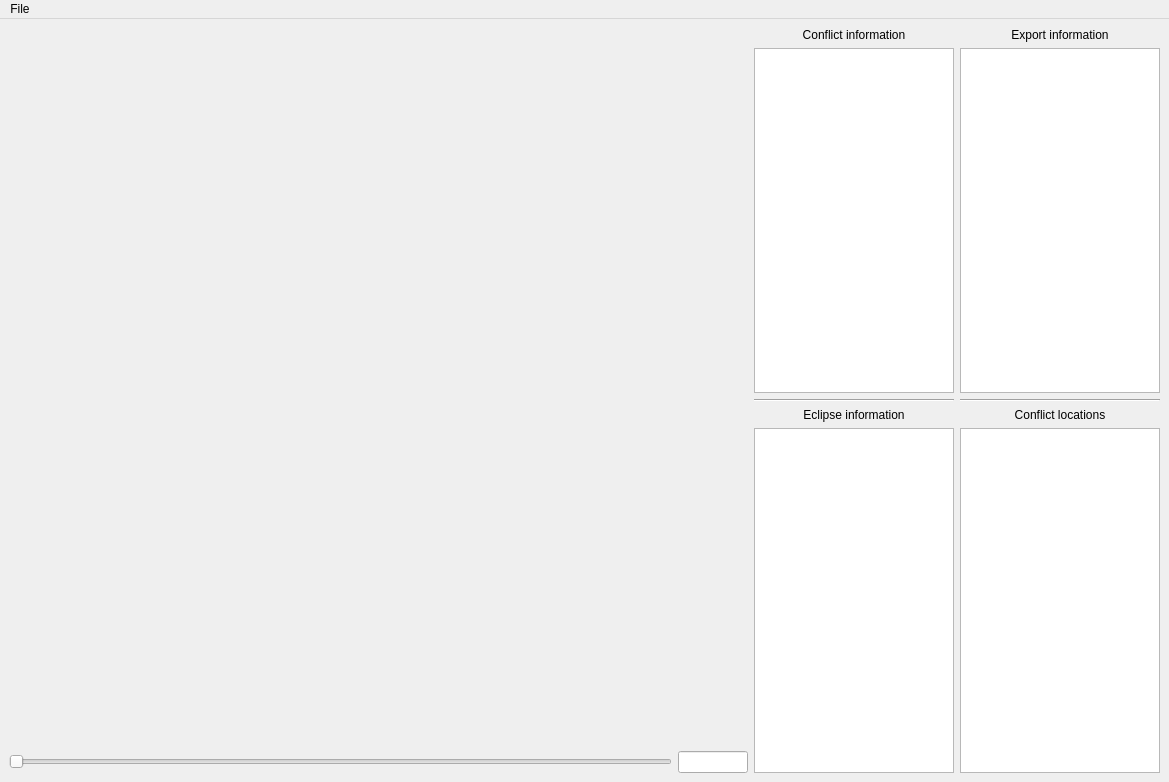
Qt form lokaverkefni/GUI/mainframe.ui (reykjalin/Gagnavinnsla) before a commit.
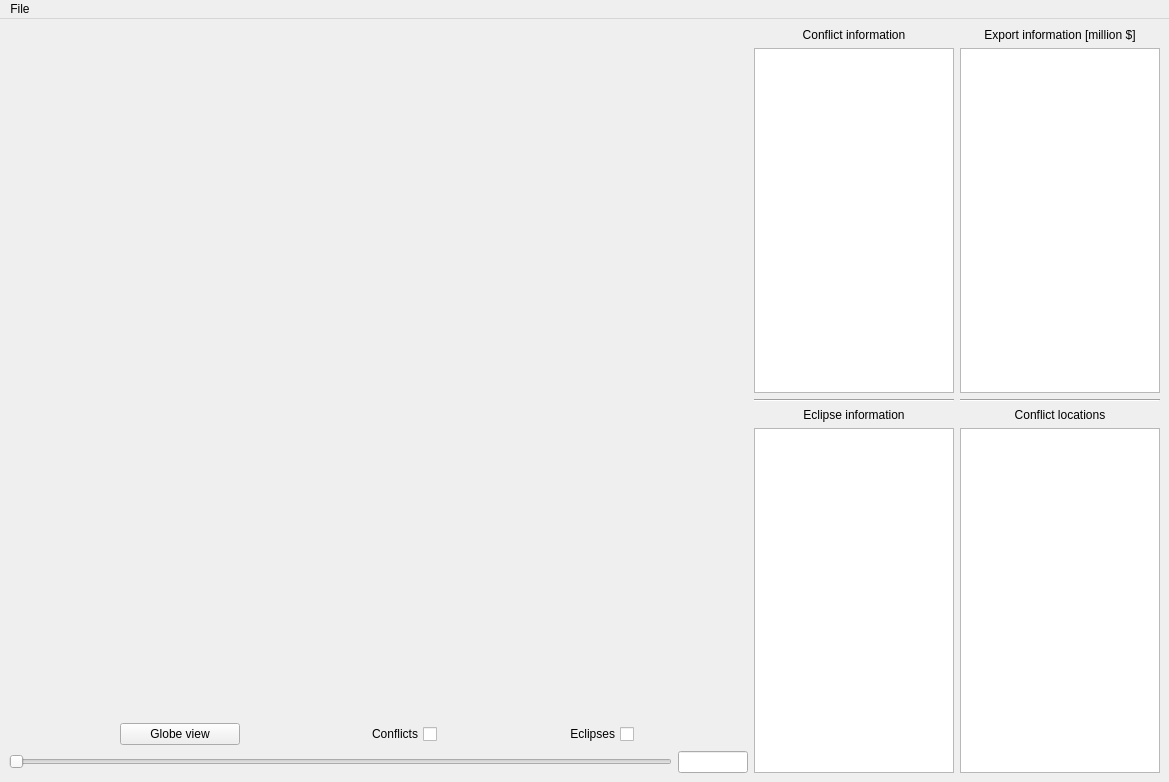
The same form after that commit.

Commit message: New gui with checkboxes and button

What changed in the file:
```diff
--- a/lokaverkefni/GUI/mainframe.ui
+++ b/lokaverkefni/GUI/mainframe.ui
@@ -14,12 +14,9 @@
    <string>Conflict map</string>
   </property>
   <widget class="QWidget" name="centralwidget">
-   <layout class="QHBoxLayout" name="horizontalLayout">
+   <layout class="QHBoxLayout" name="horizontalLayout_2">
     <item>
      <layout class="QVBoxLayout" name="verticalLayout">
-      <property name="sizeConstraint">
-       <enum>QLayout::SetMaximumSize</enum>
-      </property>
       <item>
        <widget class="QWidget" name="mplframe" native="true">
         <property name="sizePolicy">
@@ -37,6 +34,76 @@
         <layout class="QVBoxLayout" name="mplvlayout"/>
        </widget>
       </item>
+      <item>
+       <layout class="QHBoxLayout" name="horizontalLayout">
+        <item>
+         <widget class="QPushButton" name="btnglobe">
+          <property name="sizePolicy">
+           <sizepolicy hsizetype="Minimum" vsizetype="Fixed">
+            <horstretch>0</horstretch>
+            <verstretch>0</verstretch>
+           </sizepolicy>
+          </property>
+          <property name="maximumSize">
+           <size>
+            <width>120</width>
+            <height>16777215</height>
+           </size>
+          </property>
+          <property name="layoutDirection">
+           <enum>Qt::RightToLeft</enum>
+          </property>
+          <property name="text">
+           <string>Globe view</string>
+          </property>
+         </widget>
+        </item>
+        <item>
+         <widget class="QCheckBox" name="chkconflicts">
+          <property name="sizePolicy">
+           <sizepolicy hsizetype="Minimum" vsizetype="Fixed">
+            <horstretch>0</horstretch>
+            <verstretch>0</verstretch>
+           </sizepolicy>
+          </property>
+          <property name="maximumSize">
+           <size>
+            <width>80</width>
+            <height>16777215</height>
+           </size>
+          </property>
+          <property name="layoutDirection">
+           <enum>Qt::RightToLeft</enum>
+          </property>
+          <property name="text">
+           <string>Conflicts</string>
+          </property>
+         </widget>
+        </item>
+        <item>
+         <widget class="QCheckBox" name="chkeclipses">
+          <property name="sizePolicy">
+           <sizepolicy hsizetype="Minimum" vsizetype="Fixed">
+            <horstretch>0</horstretch>
+            <verstretch>0</verstretch>
+           </sizepolicy>
+          </property>
+          <property name="maximumSize">
+           <size>
+            <width>80</width>
+            <height>16777215</height>
+           </size>
+          </property>
+          <property name="layoutDirection">
+           <enum>Qt::RightToLeft</enum>
+          </property>
+          <property name="text">
+           <string>Eclipses</string>
+          </property>
+         </widget>
+        </item>
+       </layout>
+      </item>
       <item>
        <layout class="QHBoxLayout" name="hlayout">
         <item>
@@ -155,7 +222,7 @@
       <item>
        <widget class="QLabel" name="label_4">
         <property name="text">
-         <string>Export information</string>
+         <string>Export information [million $]</string>
         </property>
         <property name="alignment">
          <set>Qt::AlignCenter</set>
```
Left out of the diff: 2 changed lines with no effect on the pictures.
